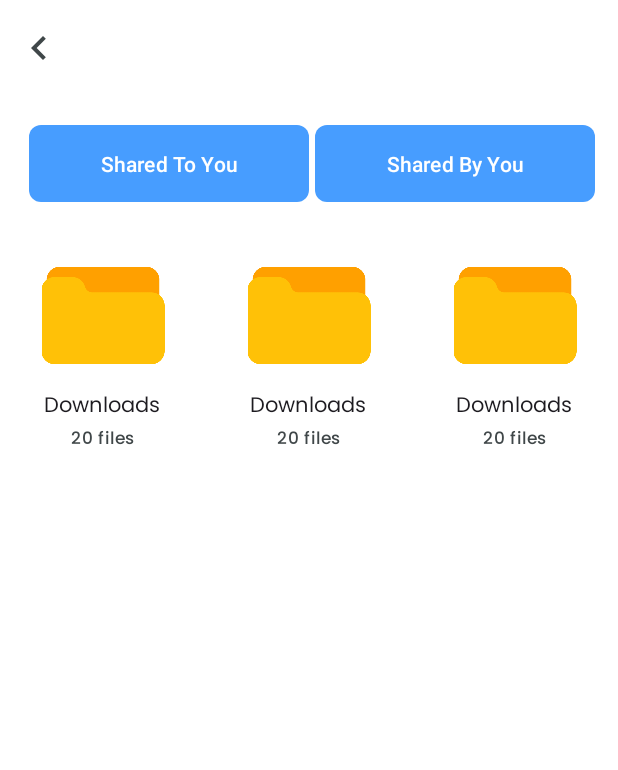
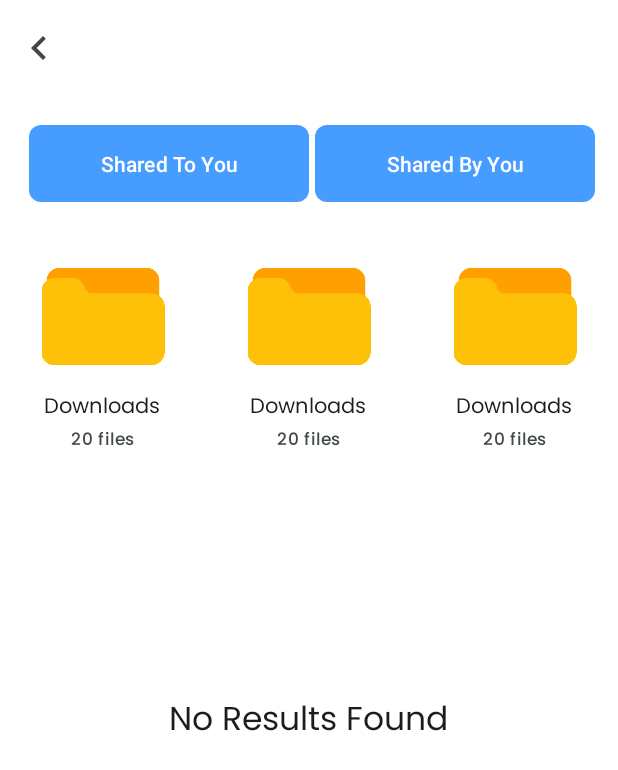
Before and after one commit to Vaibhav2002/DocuBox-AndroidApp, an Android app: the layout fragment_shared.xml on its own in the app's theme, with its tools: preview values and no code run, on a phone screen of 412 x 824 dp. Shown: the top 770 px of the screen. Run offline under Robolectric (Android 15) with nearby library versions, the phone set to English and light mode, and no system bars.

Commit message:
Layout Refactored and Empty state added in SharedFragment.kt

```diff
--- a/app/src/main/java/com/docubox/ui/screens/main/shared/SharedFragment.kt
+++ b/app/src/main/java/com/docubox/ui/screens/main/shared/SharedFragment.kt
@@ -37,6 +37,7 @@ class SharedFragment : Fragment(R.layout.fragment_shared) {
             btnSharedToMe.setSelectedState(!it.isSharedByMeState)
             btnSharedByMe.setSelectedState(it.isSharedByMeState)
             swipeRefresh.isRefreshing = it.isRefreshing
+            emptyStateLayout.emptyStateLayout.visibleOrGone(it.storageItems.isEmpty() && !it.isLoading)
         }
     }
 
--- a/app/src/main/res/layout/fragment_shared.xml
+++ b/app/src/main/res/layout/fragment_shared.xml
@@ -4,26 +4,25 @@
     android:layout_width="match_parent"
     android:layout_height="match_parent">
 
-    <LinearLayout
-        android:layout_width="match_parent"
-        android:layout_height="match_parent"
-        android:orientation="vertical"
-        app:layout_constraintBottom_toBottomOf="parent"
+    <include
+        android:id="@+id/actionBar"
+        layout="@layout/action_bar"
         app:layout_constraintEnd_toEndOf="parent"
         app:layout_constraintHorizontal_bias="0.5"
         app:layout_constraintStart_toStartOf="parent"
-        app:layout_constraintTop_toTopOf="parent">
-
-        <include
-            android:id="@+id/actionBar"
-            layout="@layout/action_bar" />
+        app:layout_constraintTop_toTopOf="parent" />
 
 
     <LinearLayout
+        android:id="@+id/linearLayout"
         android:layout_width="match_parent"
-            android:layout_height="wrap_content"
+        android:layout_height="0dp"
         android:layout_margin="15dp"
-            android:backgroundTint="@color/gray">
+        android:backgroundTint="@color/gray"
+        app:layout_constraintEnd_toEndOf="parent"
+        app:layout_constraintHorizontal_bias="0.5"
+        app:layout_constraintStart_toStartOf="parent"
+        app:layout_constraintTop_toBottomOf="@+id/actionBar">
 
         <com.google.android.material.button.MaterialButton
             android:id="@+id/btnSharedToMe"
@@ -57,7 +56,13 @@
     <androidx.swiperefreshlayout.widget.SwipeRefreshLayout
         android:id="@+id/swipeRefresh"
         android:layout_width="match_parent"
-            android:layout_height="wrap_content">
+        android:layout_height="0dp"
+        android:layout_marginTop="16dp"
+        app:layout_constraintBottom_toBottomOf="parent"
+        app:layout_constraintEnd_toEndOf="parent"
+        app:layout_constraintHorizontal_bias="0.5"
+        app:layout_constraintStart_toStartOf="parent"
+        app:layout_constraintTop_toBottomOf="@+id/linearLayout">
 
         <androidx.recyclerview.widget.RecyclerView
             android:id="@+id/storageRv"
@@ -69,6 +74,17 @@
             tools:listitem="@layout/item_storage" />
     </androidx.swiperefreshlayout.widget.SwipeRefreshLayout>
 
+    <include
+        android:id="@+id/emptyStateLayout"
+        layout="@layout/empty_state"
+        android:layout_height="0dp"
+        android:visibility="gone"
+        tools:visibility="visible"
+        android:layout_width="match_parent"
+        app:layout_constraintBottom_toBottomOf="parent"
+        app:layout_constraintEnd_toEndOf="parent"
+        app:layout_constraintHorizontal_bias="0.5"
+        app:layout_constraintStart_toStartOf="parent"
+        app:layout_constraintTop_toBottomOf="@+id/linearLayout" />
 
-    </LinearLayout>
 </androidx.constraintlayout.widget.ConstraintLayout>
```
Lines whose indentation alone changed are shown as unchanged.
